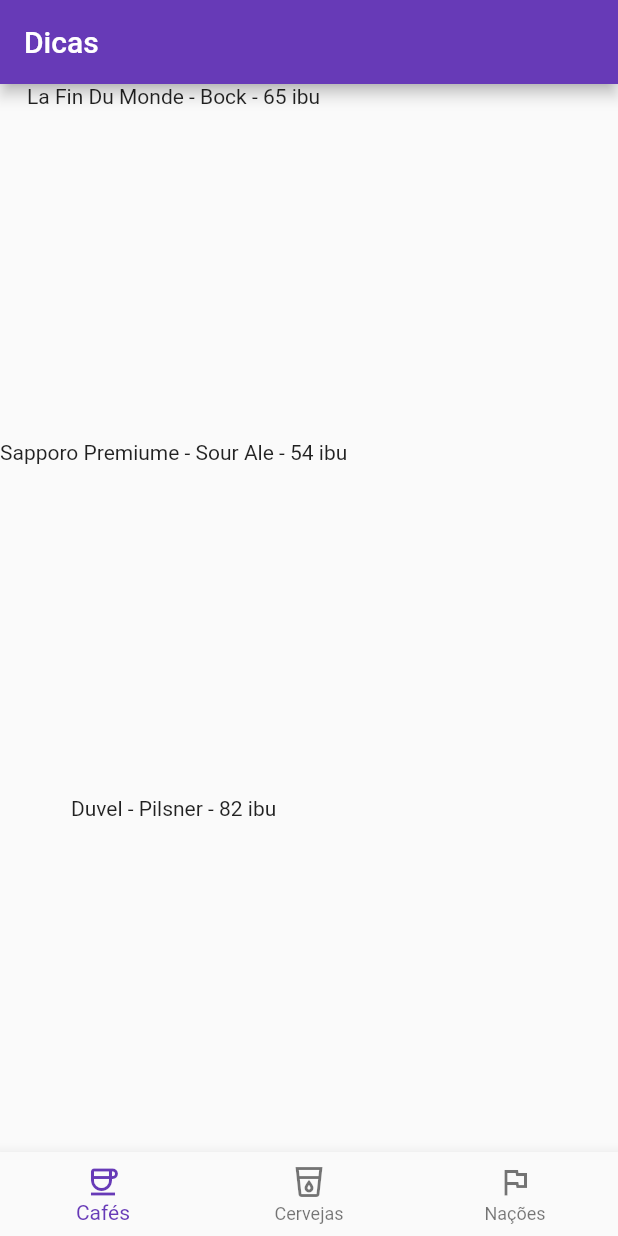
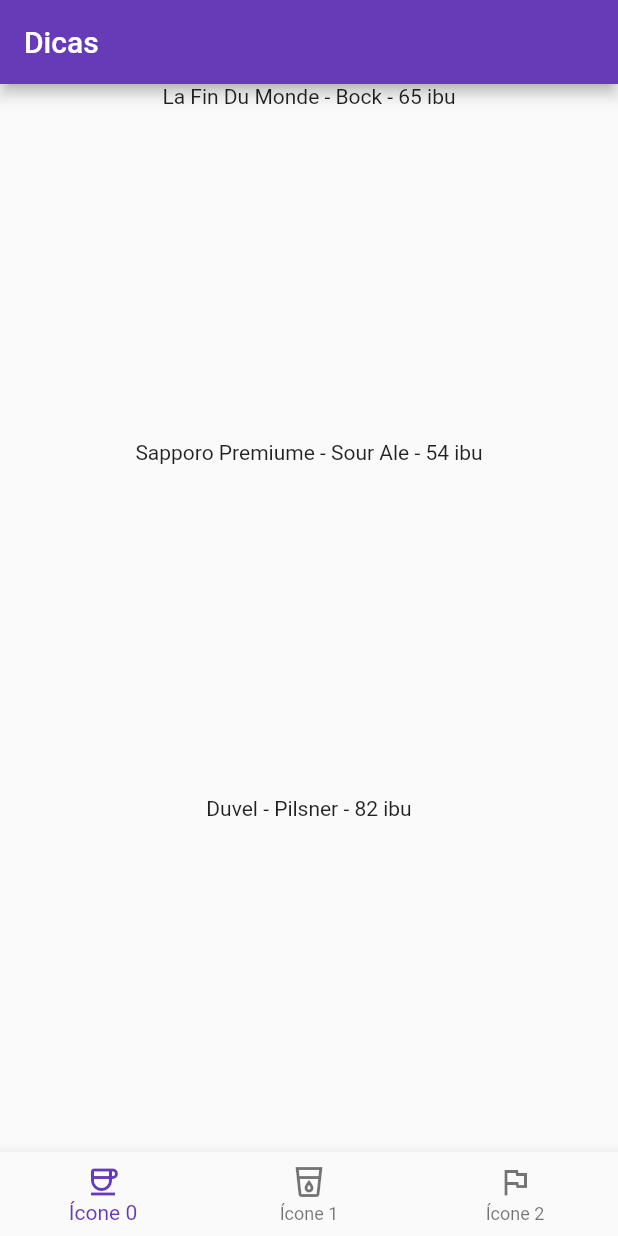
Before and after one commit to GomesLuan/receita2, a Flutter app: the screen it shows after launch, on a phone screen of 412 x 824 dp. Run offline on Flutter 3.47's test engine with Material 2 defaults, Android fonts, the phone set to English and light mode, and no system bars.

Commit message:
NewNavBar com parametros

```diff
--- a/lib/main.dart
+++ b/lib/main.dart
@@ -15,7 +15,11 @@ class MyApp extends StatelessWidget {
       home: Scaffold(
         appBar: NewAppBar(),
         body: NewBody(),
-        bottomNavigationBar: NewNavBar(),
+        bottomNavigationBar: NewNavBar(icons: [
+          Icon(Icons.coffee_outlined),
+          Icon(Icons.local_drink_outlined),
+          Icon(Icons.flag_outlined),
+        ]),
       )
     );
   }
@@ -40,7 +44,10 @@ class NewBody extends StatelessWidget {
 
   @override
   Widget build(BuildContext context) {
-    return Column(children: [
+    return Center(
+      child: Column(
+        mainAxisAlignment: MainAxisAlignment.center,
+        children: [
           Expanded(
             child: Text("La Fin Du Monde - Bock - 65 ibu"),
           ),
@@ -50,12 +57,16 @@ class NewBody extends StatelessWidget {
           Expanded(
             child: Text("Duvel - Pilsner - 82 ibu"),
           )
-    ]);
+        ]
+      )
+    );
   }
 }
 
 class NewNavBar extends StatelessWidget {
-  NewNavBar();
+  NewNavBar({required List<Icon> this.icons});
+
+  final List<Icon> icons;
 
   void botaoFoiTocado(int index) {
     print("Tocaram no botão $index");
@@ -63,19 +74,12 @@ class NewNavBar extends StatelessWidget {
 
   @override
   Widget build(BuildContext context) {
-    return BottomNavigationBar(onTap: botaoFoiTocado, items: const [
-      BottomNavigationBarItem(
-        label: "Cafés",
-        icon: Icon(Icons.coffee_outlined),
-      ),
-      BottomNavigationBarItem(
-        label: "Cervejas",
-        icon: Icon(Icons.local_drink_outlined)
-      ),
-      BottomNavigationBarItem(
-        label: "Nações",
-        icon: Icon(Icons.flag_outlined)
-      )
-    ]);
+    return BottomNavigationBar(
+      onTap: botaoFoiTocado,
+      items: icons.map((e) => BottomNavigationBarItem(
+        icon: e,
+        label: 'Ícone ${icons.indexOf(e)}',
+      )).toList()
+    );
   }
 }
```
Lines whose indentation alone changed are shown as unchanged.
